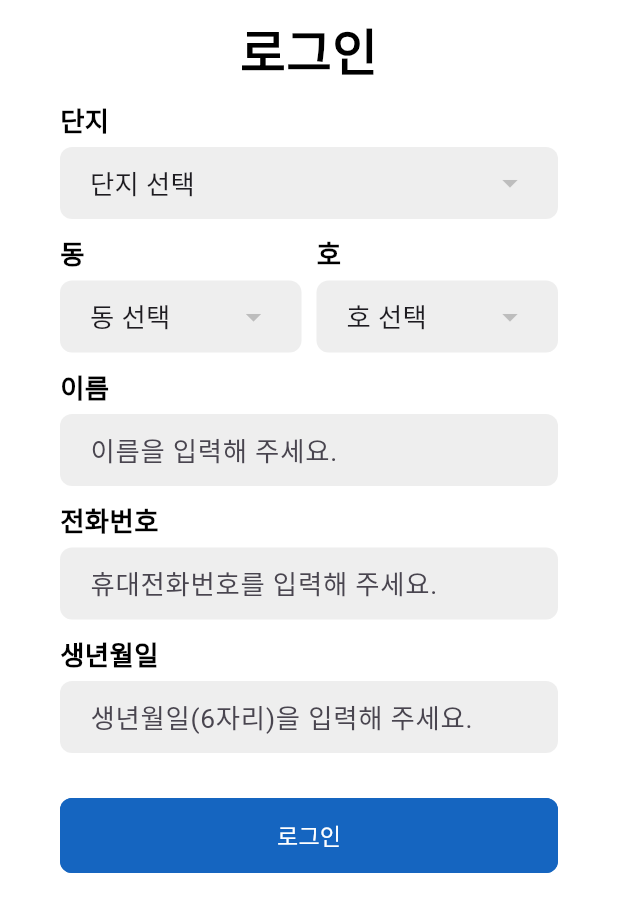
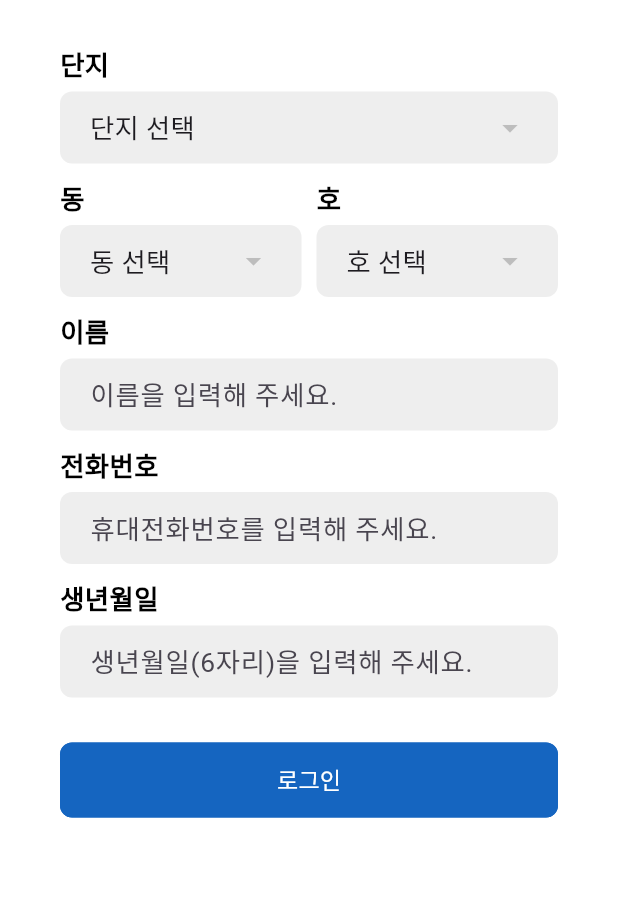
Before and after one commit to oskwon69/Coworker, a Flutter app: the screen it shows after launch, on a phone screen of 412 x 824 dp. Shown: the top 912 px of the screen. Run offline on Flutter 3.47's test engine with Material 3 defaults, Android fonts, the phone set to English and light mode, and no system bars; our stand-ins replace connectivity_plus, flutter_image_compress, flutter_secure_storage, fluttertoast, gap, image_picker and 5 more; missing offline and left inert: multi_masked_formatter, webview_flutter_android, webview_flutter_wkwebview; accounts and stored records are empty.

Commit message:
240510_2

```diff
--- a/lib/UI/login_page.dart
+++ b/lib/UI/login_page.dart
@@ -261,12 +261,20 @@ class _LoginPageState extends State<LoginPage> {
                   child: Column(
                     crossAxisAlignment: CrossAxisAlignment.start,
                     children: [
-                      Gap(10),
+                      Gap(30),
+                      /*Container(
+                        alignment: Alignment.center,
+                        child: Text('로그인', style: TextStyle(fontSize: 30, color: Colors.black, fontWeight: FontWeight.bold)),
+                      ),*/
+/*
                       Container(
                         alignment: Alignment.center,
-                        child: Text('로그인', style: TextStyle(fontSize: 30, color: Colors.black, fontWeight: FontWeight.bold)),
+                        //width: MediaQuery.of(context).size.width*0.30,
+                        //height: MediaQuery.of(context).size.width*0.30,
+                        decoration: BoxDecoration( color: Colors.white),
+                        child: Image.asset('assets/icons/login_logo.png', height: 150,),
                       ),
-                      Gap(10),
+*/
                       SiteWidget(key: _siteKey, function: changeSite),
                       Gap(10),
                       Row(
--- a/pubspec.yaml
+++ b/pubspec.yaml
@@ -88,8 +88,7 @@ flutter:
 
   # To add assets to your application, add an assets section, like this:
   # assets:
-  #   - images/a_dot_burr.jpeg
-  #   - images/a_dot_ham.jpeg
+  #  - assets/icons/login_logo.png
 
   # An image asset can refer to one or more resolution-specific "variants", see
   # https://flutter.dev/assets-and-images/#resolution-aware
```
Also changed, not shown: logo_2.png (deleted), pubspec.lock, 3 other files.
